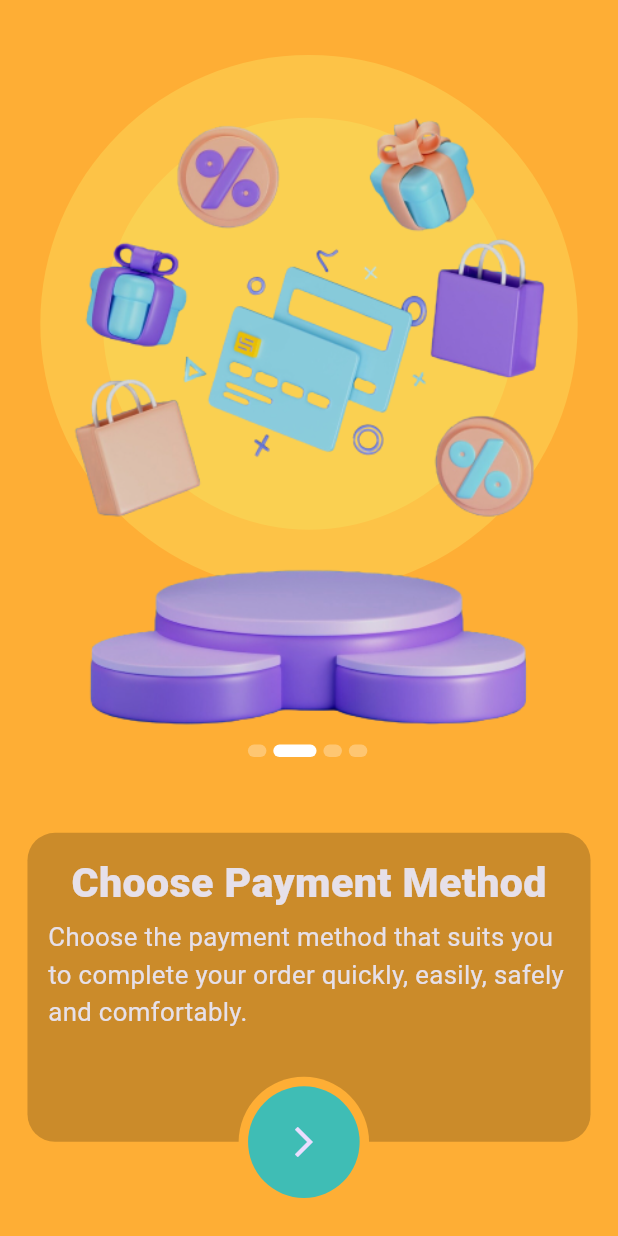
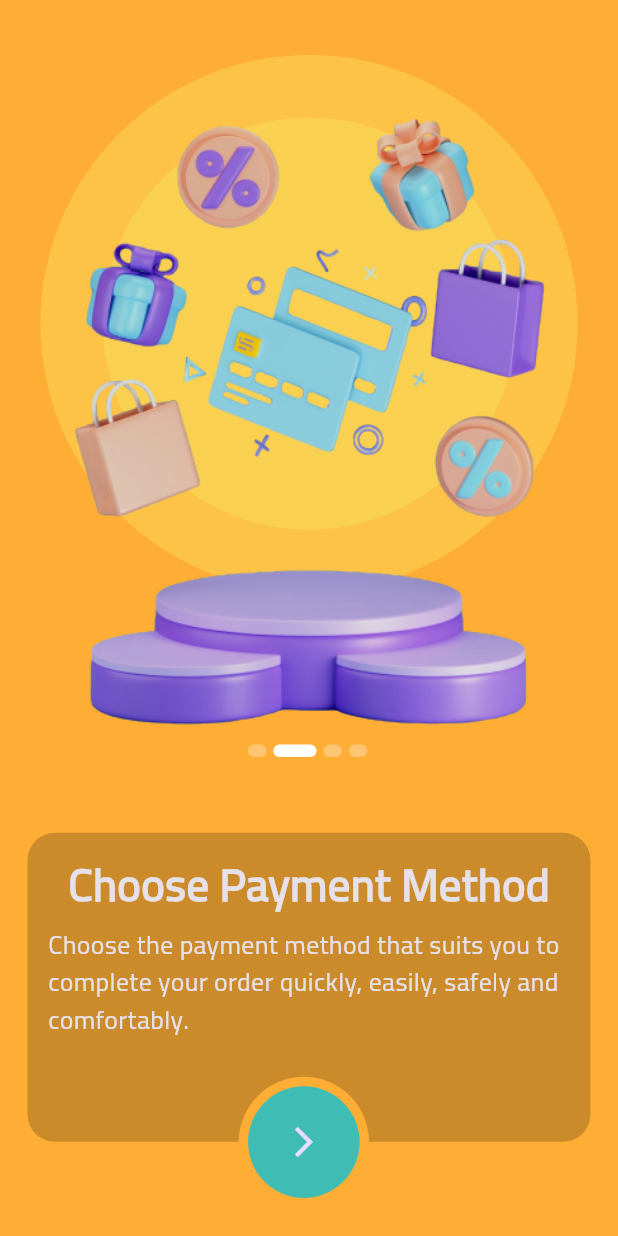
Before and after one commit to mahmoud-alaa77/Holo-Cart, a Flutter app: the screen it shows after launch, swiped to page 2, on a phone screen of 412 x 824 dp. Run offline on Flutter 3.47's test engine with Material 3 defaults, Android fonts, the phone set to English and light mode, and no system bars; our stand-ins replace flutter_screenutil.

Commit message:
change font family

```diff
--- a/lib/features/on_boarding/ui/widgets/lower_body.dart
+++ b/lib/features/on_boarding/ui/widgets/lower_body.dart
@@ -9,15 +9,14 @@ class LowerBody extends StatelessWidget {
   final Color buttonColor;
   final Color buttonBackgroundColor;
   final void Function()? onTap;
-  final bool isLast;
+  final bool isLast ;
   const LowerBody(
       {super.key,
       required this.title,
       required this.subTitle,
       required this.buttonColor,
       required this.buttonBackgroundColor,
-      this.onTap,
-      required this.isLast});
+      this.onTap, required this.isLast});
 
   @override
   Widget build(BuildContext context) {
@@ -38,7 +37,7 @@ class LowerBody extends StatelessWidget {
             children: [
               Text(
                 title,
-                style: AppTextStyles.font24W900,
+                style: AppTextStyles.font26W900,
               ),
               verticalSpace(4),
               Text(
@@ -62,14 +61,8 @@ class LowerBody extends StatelessWidget {
                     height: 65.h,
                     decoration: BoxDecoration(
                         shape: BoxShape.circle, color: buttonColor),
-                    child: Center(
-                      child: isLast
-                          ? const Icon(
-                              Icons.done,
-                              color: Colors.green,
-                              size: 35,
-                            )
-                          : const Icon(Icons.arrow_forward_ios_outlined),
+                    child:  Center(
+                      child:isLast ? const Icon(Icons.done,color:Colors.green,size: 35,) : const Icon(Icons.arrow_forward_ios_outlined),
                     ),
                   )),
             )),
--- a/lib/main.dart
+++ b/lib/main.dart
@@ -20,9 +20,9 @@
         debugShowCheckedModeBanner: false,
         title: 'Holo Cart',
         theme: ThemeData(
-          brightness: Brightness.dark,
-          useMaterial3: true,
-        ),
+            brightness: Brightness.dark,
+            useMaterial3: true,
+            fontFamily: "Cairo"),
         home: const OnBoardingScreen(),
       ),
     );
```
Also changed, not shown: pubspec.yaml (+4 -4 lines), assets/fonts/Cairo.ttf (added), pubspec.lock.
